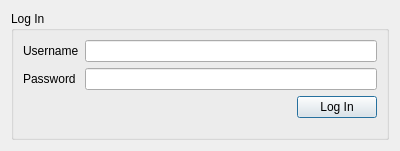
First picture: the form in ExeQt/logindialog.ui, repository AlexandruIstrate/ExeQt, before the edit.
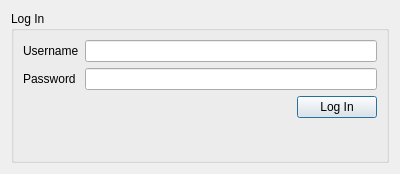
Second picture: the form after the edit. Icons and pictures are not drawn.

What changed in the file:
```diff
--- a/ExeQt/logindialog.ui
+++ b/ExeQt/logindialog.ui
@@ -7,7 +7,7 @@
     <x>0</x>
     <y>0</y>
     <width>400</width>
-    <height>151</height>
+    <height>174</height>
    </rect>
   </property>
   <property name="windowTitle">
@@ -72,11 +72,17 @@
         </item>
        </layout>
       </item>
-      <item row="2" column="0">
+      <item row="3" column="1">
        <widget class="QLabel" name="lblState">
         <property name="text">
          <string/>
         </property>
+        <property name="alignment">
+         <set>Qt::AlignRight|Qt::AlignTrailing|Qt::AlignVCenter</set>
+        </property>
+        <property name="wordWrap">
+         <bool>true</bool>
+        </property>
        </widget>
       </item>
      </layout>
```
